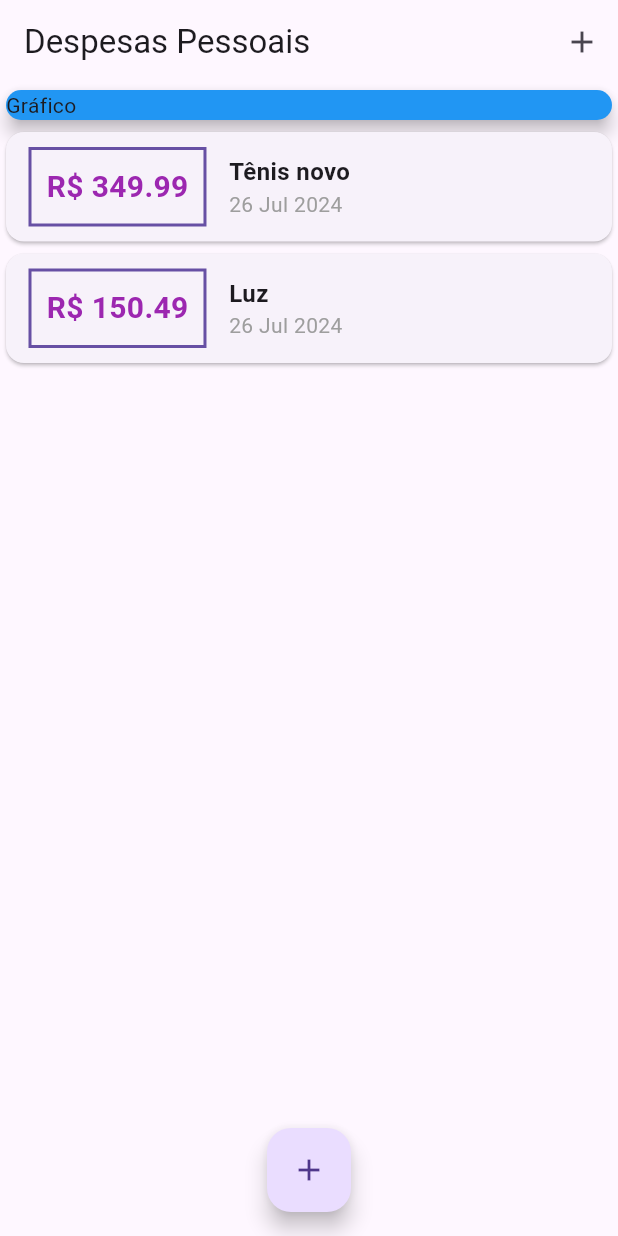
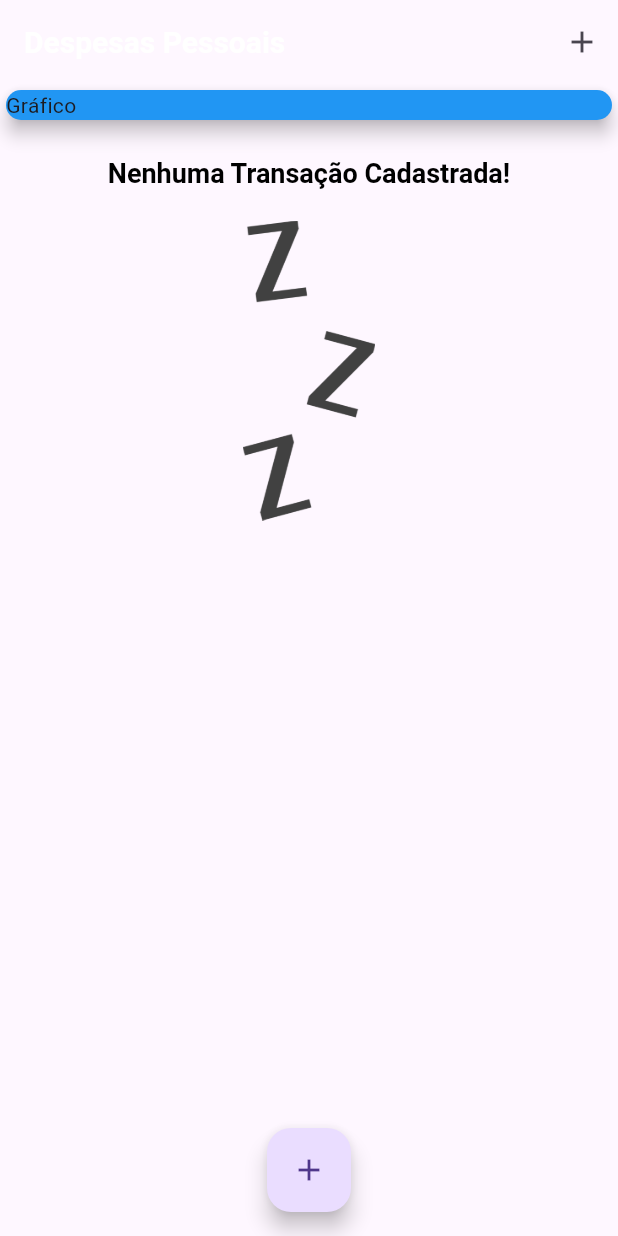
Before and after one commit to elias-ssouza/expenses_1.0, a Flutter app: the screen it shows after launch, on a phone screen of 412 x 824 dp. Run offline on Flutter 3.47's test engine with Material 3 defaults, Android fonts, the phone set to English and light mode, and no system bars; Roboto replaces fonts that are missing (OpenSans).

```diff
--- a/lib/components/transaction_list.dart
+++ b/lib/components/transaction_list.dart
@@ -1,60 +1,77 @@
-import 'package:expenses/models/transaction.dart';
 import 'package:flutter/material.dart';
+import '../models/transaction.dart';
 import 'package:intl/intl.dart';
 
 class TransactionList extends StatelessWidget {
-
   final List<Transaction> transactions;
 
-  TransactionList(this.transactions);
+  const TransactionList(this.transactions, {Key? key}) : super(key: key);
 
   @override
   Widget build(BuildContext context) {
-    return  Container(
+    return SizedBox(
       height: 300,
-      child: ListView.builder(
+      child: transactions.isEmpty
+          ? Column(
+              children: [
+                const SizedBox(height: 20),
+                Text(
+                  'Nenhuma Transação Cadastrada!',
+                  style: Theme.of(context).textTheme.titleLarge,
+                ),
+                const SizedBox(height: 20),
+                SizedBox(
+                  height: 200,
+                  child: Image.asset(
+                    'assets/images/waiting.png',
+                    fit: BoxFit.cover,
+                  ),
+                ),
+              ],
+            )
+          : ListView.builder(
               itemCount: transactions.length,
-        itemBuilder: (ctx, index){
+              itemBuilder: (ctx, index) {
                 final tr = transactions[index];
                 return Card(
                   child: Row(
                     children: [
                       Container(
-                  margin: EdgeInsets.symmetric(
+                        margin: const EdgeInsets.symmetric(
                           horizontal: 15,
                           vertical: 10,
                         ),
                         decoration: BoxDecoration(
                           border: Border.all(
-                        color: Theme.of(context).primaryColor,
+                            color: Theme.of(context).colorScheme.primary,
                             width: 2,
-                        )
                           ),
-                        padding: EdgeInsets.all(10),
+                        ),
+                        padding: const EdgeInsets.all(10),
                         child: Text(
                           'R\$ ${tr.value.toStringAsFixed(2)}',
                           style: TextStyle(
                             fontWeight: FontWeight.bold,
                             fontSize: 20,
-                            color: Colors.purple
+                            color: Theme.of(context).colorScheme.primary,
                           ),
                         ),
                       ),
                       Column(
                         crossAxisAlignment: CrossAxisAlignment.start,
-                              children:<Widget> [
-                                Text(tr.title,
-                                style: TextStyle(fontSize: 16,
-                                fontWeight: FontWeight.bold,
+                        children: [
+                          Text(
+                            tr.title,
+                            style: Theme.of(context).textTheme.titleLarge,
                           ),
-                                ),
-                                Text(DateFormat('d MMM y').format(tr.date),
-                                style: TextStyle(
+                          Text(
+                            DateFormat('d MMM y').format(tr.date),
+                            style: const TextStyle(
                               color: Colors.grey,
                             ),
                           ),
                         ],
-                          )
+                      ),
                     ],
                   ),
                 );
--- a/lib/main.dart
+++ b/lib/main.dart
@@ -1,46 +1,73 @@
+import 'package:expenses/components/transaction_form.dart';
+import 'package:flutter/material.dart';
 import 'dart:math';
-
-import 'package:expenses/components/transaction_form.dart';
-import 'package:expenses/components/transaction_list.dart';
-import 'package:expenses/models/transaction.dart';
-import 'package:flutter/material.dart';
+import 'components/transaction_list.dart';
+import 'models/transaction.dart';
 
 main() => runApp(ExpensesApp());
 
 class ExpensesApp extends StatelessWidget {
+  ExpensesApp({Key? key}) : super(key: key);
+  final ThemeData tema = ThemeData();
 
   @override
   Widget build(BuildContext context) {
     return MaterialApp(
-      home:MyHomePage(),
-      theme: ThemeData(
-        primarySwatch: Colors.purple,
+      home: const MyHomePage(),
+      theme: tema.copyWith(
+        colorScheme: tema.colorScheme.copyWith(
+          primary: Colors.purple,
+          secondary: Colors.amber,
+        ),
+        textTheme: tema.textTheme.copyWith(
+          titleLarge: const TextStyle(
+            fontFamily: 'OpenSans',
+            fontSize: 18,
+            fontWeight: FontWeight.bold,
+            color: Colors.black,
+          ),
+        ),
+        appBarTheme: const AppBarTheme(
+          titleTextStyle: TextStyle(
+            fontFamily: 'OpenSans',
+            fontSize: 20,
+            fontWeight: FontWeight.bold,
+          ),
+        ),
       ),
     );
   }
 }
 
-  class MyHomePage extends StatefulWidget{
+class MyHomePage extends StatefulWidget {
+  const MyHomePage({Key? key}) : super(key: key);
 
   @override
   State<MyHomePage> createState() => _MyHomePageState();
 }
 
 class _MyHomePageState extends State<MyHomePage> {
-
-  final _transactions = [
-      Transaction(
-        id: 't1', title: 'Tênis novo', value: 349.99, date: DateTime.now()),
-      Transaction(
-        id: 't2', title: 'Luz', value: 150.49, date: DateTime.now())
+  final List<Transaction> _transactions = [
+    // Transaction(
+    //   id: 't1',
+    //   title: 'Novo Tênis de Corrida',
+    //   value: 310.76,
+    //   date: DateTime.now(),
+    // ),
+    // Transaction(
+    //   id: 't2',
+    //   title: 'Conta de Luz',
+    //   value: 211.30,
+    //   date: DateTime.now(),
+    // ),
   ];
 
-    _addTransaction(String title, double value){
+  _addTransaction(String title, double value) {
     final newTransaction = Transaction(
       id: Random().nextDouble().toString(),
       title: title,
       value: value,
-      date: DateTime.now()
+      date: DateTime.now(),
     );
 
     setState(() {
@@ -50,30 +77,32 @@ class _MyHomePageState extends State<MyHomePage> {
     Navigator.of(context).pop();
   }
 
-    _openTransactionFormModal(BuildContext context){
+  _openTransactionFormModal(BuildContext context) {
     showModalBottomSheet(
       context: context,
-        builder: (_){
+      builder: (_) {
         return TransactionForm(_addTransaction);
-        }
+      },
     );
   }
 
   @override
-    Widget build(BuildContext context){
+  Widget build(BuildContext context) {
     return Scaffold(
-        appBar:AppBar(title: Text('Despesas Pessoais'),
+      appBar: AppBar(
+        title: const Text('Despesas Pessoais'),
         actions: [
           IconButton(
+            icon: const Icon(Icons.add),
             onPressed: () => _openTransactionFormModal(context),
-            icon: Icon(Icons.add))
+          ),
         ],
       ),
       body: SingleChildScrollView(
         child: Column(
           crossAxisAlignment: CrossAxisAlignment.stretch,
-            children: <Widget>[
-              Container(
+          children: [
+            const SizedBox(
               child: Card(
                 color: Colors.blue,
                 child: Text('Gráfico'),
@@ -85,8 +114,7 @@ class _MyHomePageState extends State<MyHomePage> {
         ),
       ),
       floatingActionButton: FloatingActionButton(
-          child:
-          Icon(Icons.add),
+        child: const Icon(Icons.add),
         onPressed: () => _openTransactionFormModal(context),
       ),
       floatingActionButtonLocation: FloatingActionButtonLocation.centerFloat,
```
Also changed, not shown: pubspec.yaml (+16 -10 lines), assets/fonts/OpenSans-Bold.ttf (added), assets/fonts/OpenSans-Regular.ttf (added), assets/fonts/Quicksand-Bold.ttf (added), assets/fonts/Quicksand-Light.ttf (added), assets/fonts/Quicksand-Medium.ttf (added), assets/fonts/Quicksand-Regular.ttf (added), assets/images/waiting.png (added). Lines whose indentation alone changed are shown as unchanged.
